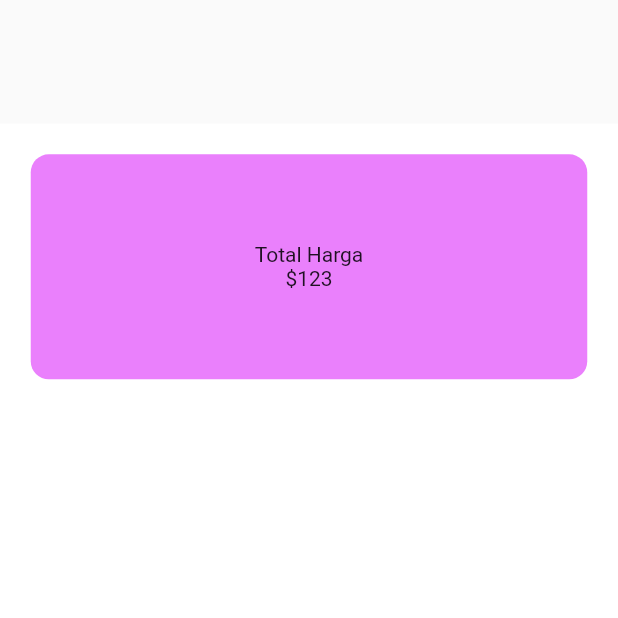
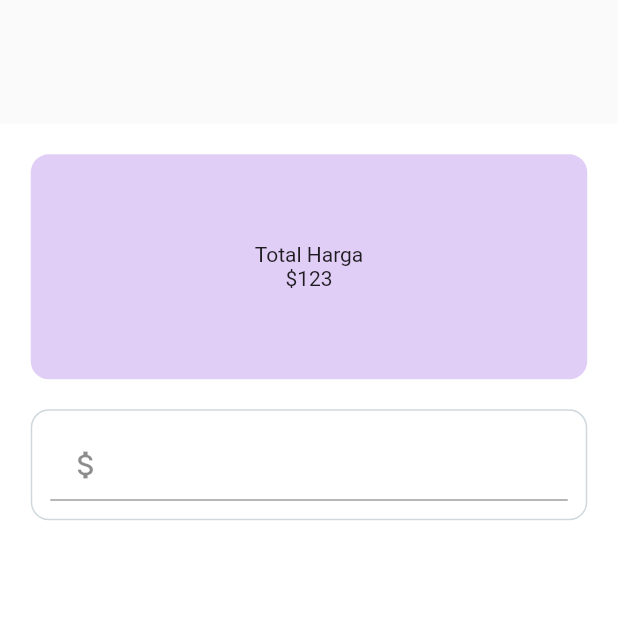
Before and after one commit to noorsaputri123/Kalkulator, a Flutter app: the screen it shows after launch, on a phone screen of 412 x 824 dp, the top half of it. Run offline on Flutter 3.47's test engine with Material 2 defaults, Android fonts, the phone set to English and light mode, and no system bars.

Commit message:
top card & costum warna

```diff
--- a/lib/home.dart
+++ /dev/null
@@ -1,45 +0,0 @@
-import 'package:flutter/material.dart';
-
-class BillSplitter extends StatefulWidget {
-  BillSplitter({Key? key}) : super(key: key);
-
-  @override
-  State<BillSplitter> createState() => _BillSplitterState();
-}
-
-class _BillSplitterState extends State<BillSplitter> {
-  int _tipPercentage = 0;
-  int _personCounter = 1;
-  double _billAmount = 0.0;
-
-  @override
-  Widget build(BuildContext context) {
-    return Scaffold(
-      body: Container(
-        margin: EdgeInsets.only(top: MediaQuery.of(context).size.height * 0.1),
-        alignment: Alignment.center,
-        color: Colors.white,
-        child: ListView(
-          scrollDirection: Axis.vertical,
-          padding: const EdgeInsets.all(20.5),
-          children: <Widget>[
-            Container(
-              width: 150,
-              height: 150,
-              decoration: BoxDecoration(
-                  color: Colors.purpleAccent.shade100,
-                  borderRadius: BorderRadius.circular(12.0)),
-              child: Column(
-                mainAxisAlignment: MainAxisAlignment.center,
-                children: const <Widget>[
-                  Text("Total Harga"),
-                  Text("\$123"),
-                ],
-              ),
-            ),
-          ],
-        ),
-      ),
-    );
-  }
-}
--- a/lib/main.dart
+++ b/lib/main.dart
@@ -1,5 +1,5 @@
 import 'package:flutter/material.dart';
-import 'package:kalkulator/home.dart';
+import 'package:kalkulator/ui/home.dart';
 
 void main() {
   runApp(const MyApp());
--- /dev/null
+++ b/lib/ui/home.dart
@@ -0,0 +1,77 @@
+import 'package:flutter/material.dart';
+import 'package:kalkulator/util/hexcolor.dart';
+
+class BillSplitter extends StatefulWidget {
+  BillSplitter({Key? key}) : super(key: key);
+
+  @override
+  State<BillSplitter> createState() => _BillSplitterState();
+}
+
+class _BillSplitterState extends State<BillSplitter> {
+  int _tipPercentage = 0;
+  int _personCounter = 1;
+  double _billAmount = 0.0;
+  Color _purple = Hexcolor("#6908D6");
+  @override
+  Widget build(BuildContext context) {
+    return Scaffold(
+      body: Container(
+        margin: EdgeInsets.only(top: MediaQuery.of(context).size.height * 0.1),
+        alignment: Alignment.center,
+        color: Colors.white,
+        child: ListView(
+          scrollDirection: Axis.vertical,
+          padding: const EdgeInsets.all(20.5),
+          children: <Widget>[
+            Container(
+              width: 150,
+              height: 150,
+              decoration: BoxDecoration(
+                  color: _purple.withOpacity(0.2),
+                  borderRadius: BorderRadius.circular(12.0)),
+              child: Center(
+                child: Column(
+                  mainAxisAlignment: MainAxisAlignment.center,
+                  children: const <Widget>[
+                    Text("Total Harga"),
+                    Text("\$123"),
+                  ],
+                ),
+              ),
+            ),
+            Container(
+              margin: EdgeInsets.only(top: 20.0),
+              padding: EdgeInsets.all(12.0),
+              decoration: BoxDecoration(
+                  color: Colors.transparent,
+                  border: Border.all(
+                      color: Colors.blueGrey.shade100,
+                      style: BorderStyle.solid),
+                  borderRadius: BorderRadius.circular(12.0)),
+              child: Column(
+                children: <Widget>[
+                  TextField(
+                    keyboardType:
+                        TextInputType.numberWithOptions(decimal: true),
+                    style: TextStyle(color: _purple),
+                    decoration: InputDecoration(
+                        prefixText: "Bill Amount",
+                        prefixIcon: Icon(Icons.attach_money)),
+                    onChanged: (String value) {
+                      try {
+                        _billAmount = double.parse(value);
+                      } catch (exception) {
+                        _billAmount = 0.0;
+                      }
+                    },
+                  )
+                ],
+              ),
+            ),
+          ],
+        ),
+      ),
+    );
+  }
+}
--- /dev/null
+++ b/lib/util/hexcolor.dart
@@ -0,0 +1,14 @@
+import 'package:flutter/material.dart';
+import 'package:flutter/widgets.dart';
+
+class Hexcolor extends Color {
+  static int _getColorFromHex(String hexColor) {
+    hexColor = hexColor.toUpperCase().replaceAll("#", "");
+    if (hexColor.length == 6) {
+      hexColor = "FF" + hexColor;
+    }
+    return int.parse(hexColor, radix: 16);
+  }
+
+  Hexcolor(final String hexcolor) : super(_getColorFromHex(hexcolor));
+}
```
